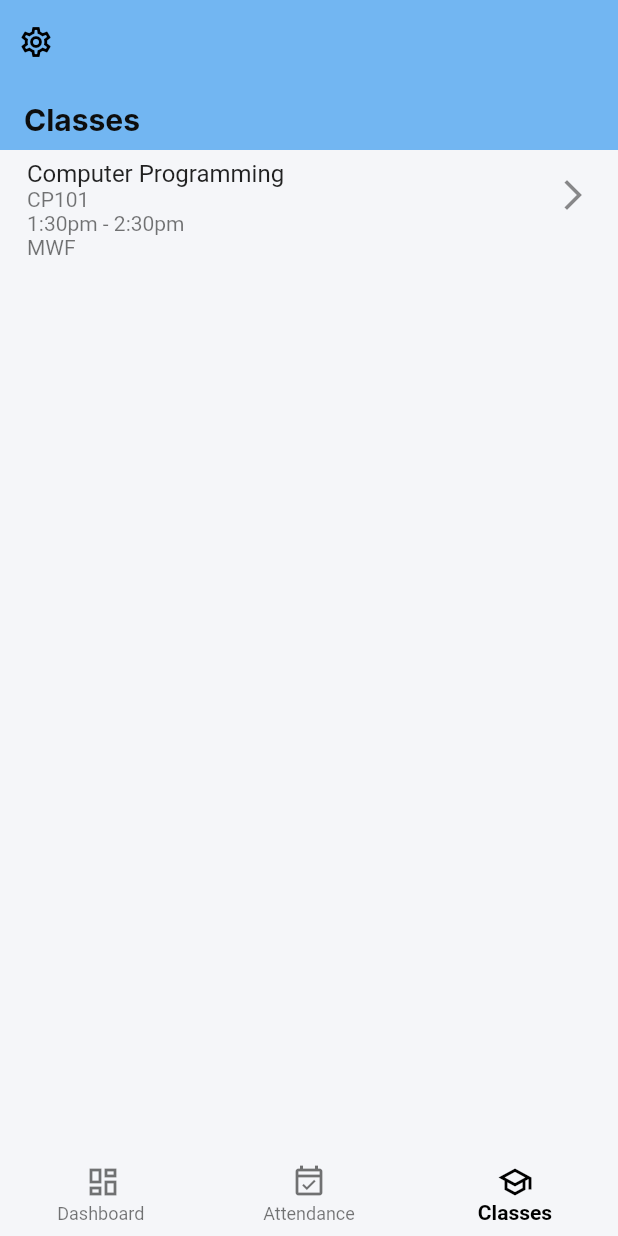
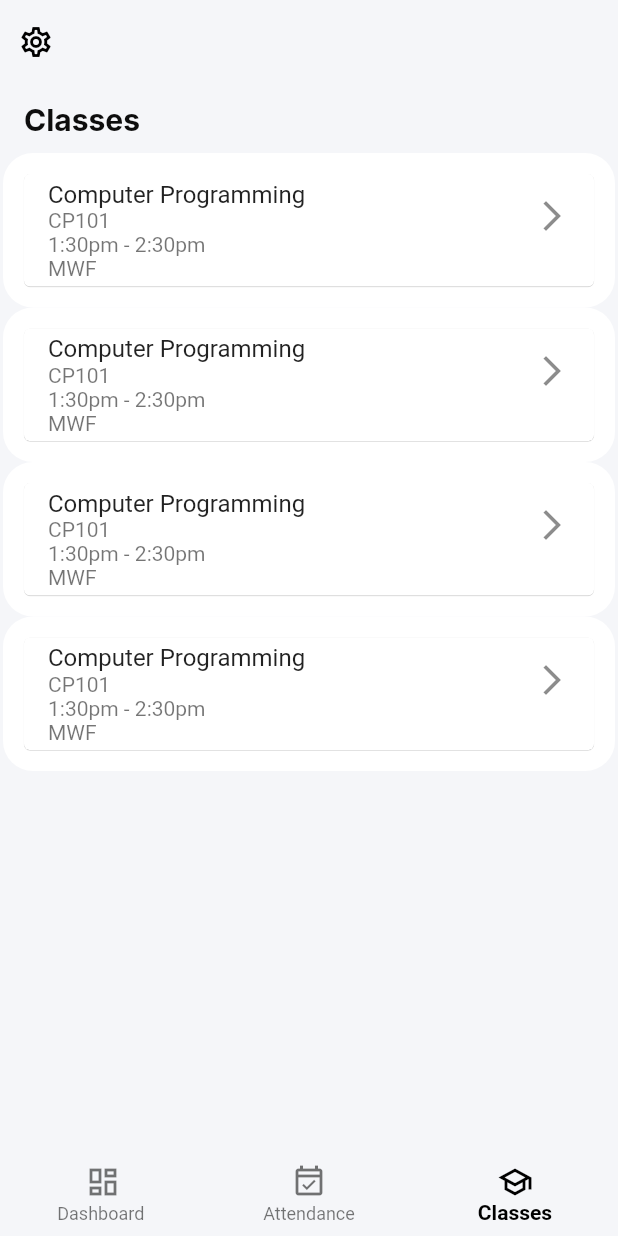
Before and after one commit to Adotac/SAMIDS-Project, a Flutter app: the StudentClasses screen opened by its route, on a phone screen of 412 x 824 dp. Run offline on Flutter 3.47's test engine with Material 2 defaults, Android fonts, the light colour scheme and no system bars; our stand-ins replace date_format, dio, get_it, google_fonts, logger; accounts and stored records are empty.

Commit message:
Update theme

```diff
--- a/_flutter src-code/lib/src/screen/student/classes.dart
+++ b/_flutter src-code/lib/src/screen/student/classes.dart
@@ -8,6 +8,33 @@ class StudentClasses extends StatelessWidget {
   static const routeName = '/student-classes';
   StudentClasses({Key? key}) : super(key: key);
   final List<Subject> subjects = [
+    Subject(
+      name: 'Computer Programming',
+      code: 'CP101',
+      timeSchedule: '1:30pm - 2:30pm',
+      daySchedule: 'MWF',
+      desc: 'Introduction to programming',
+      teacher: 'John Doe',
+      room: '101',
+    ),
+    Subject(
+      name: 'Computer Programming',
+      code: 'CP101',
+      timeSchedule: '1:30pm - 2:30pm',
+      daySchedule: 'MWF',
+      desc: 'Introduction to programming',
+      teacher: 'John Doe',
+      room: '101',
+    ),
+    Subject(
+      name: 'Computer Programming',
+      code: 'CP101',
+      timeSchedule: '1:30pm - 2:30pm',
+      daySchedule: 'MWF',
+      desc: 'Introduction to programming',
+      teacher: 'John Doe',
+      room: '101',
+    ),
     Subject(
       name: 'Computer Programming',
       code: 'CP101',
--- a/_flutter src-code/lib/src/widgets/classes_tile_list.dart
+++ b/_flutter src-code/lib/src/widgets/classes_tile_list.dart
@@ -9,7 +9,14 @@ class ClassesListTile extends StatelessWidget {
 
   @override
   Widget build(BuildContext context) {
-    return ListTile(
+    return Container(
+      padding: const EdgeInsets.all(8.0),
+      decoration: BoxDecoration(
+        color: Theme.of(context).cardColor,
+        borderRadius: BorderRadius.circular(20),
+      ),
+      child: Card(
+        child: ListTile(
           onTap: onTap,
           title: Text(subject.name),
           subtitle: Column(
@@ -21,6 +28,8 @@ class ClassesListTile extends StatelessWidget {
             ],
           ),
           trailing: Icon(Icons.arrow_forward_ios),
+        ),
+      ),
     );
   }
 }
```
Also changed, not shown: _flutter src-code/lib/app.dart (+5 -4 lines), _flutter src-code/lib/src/widgets/side_menu.dart (+6 -2 lines). Lines whose indentation alone changed are shown as unchanged.
